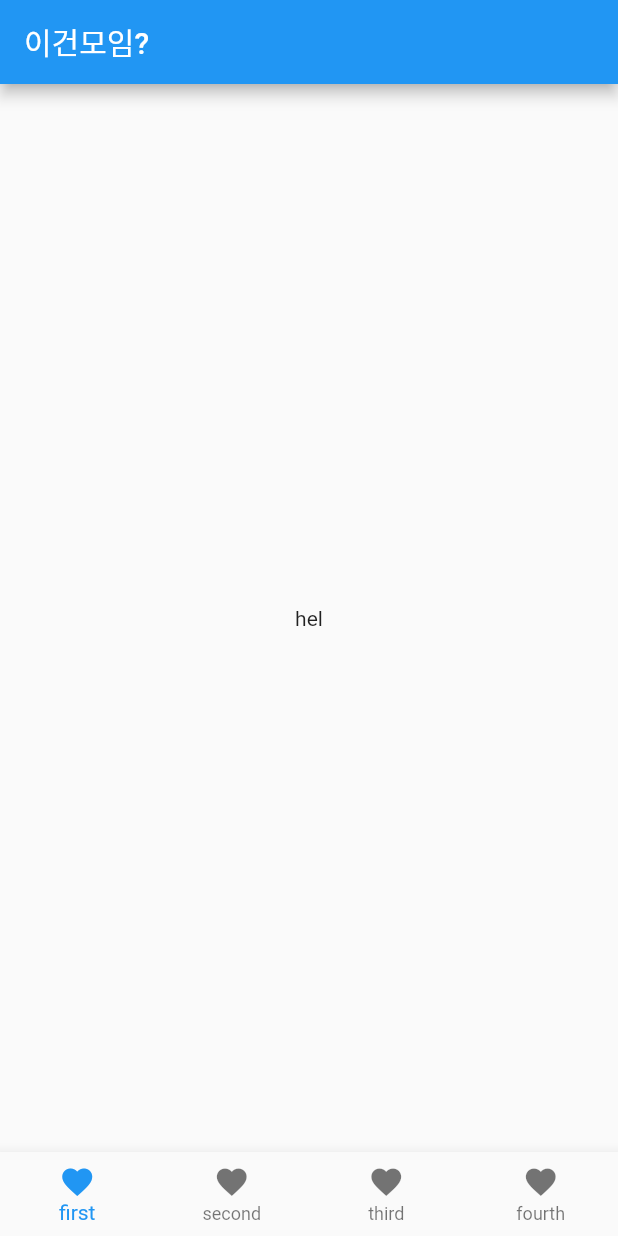
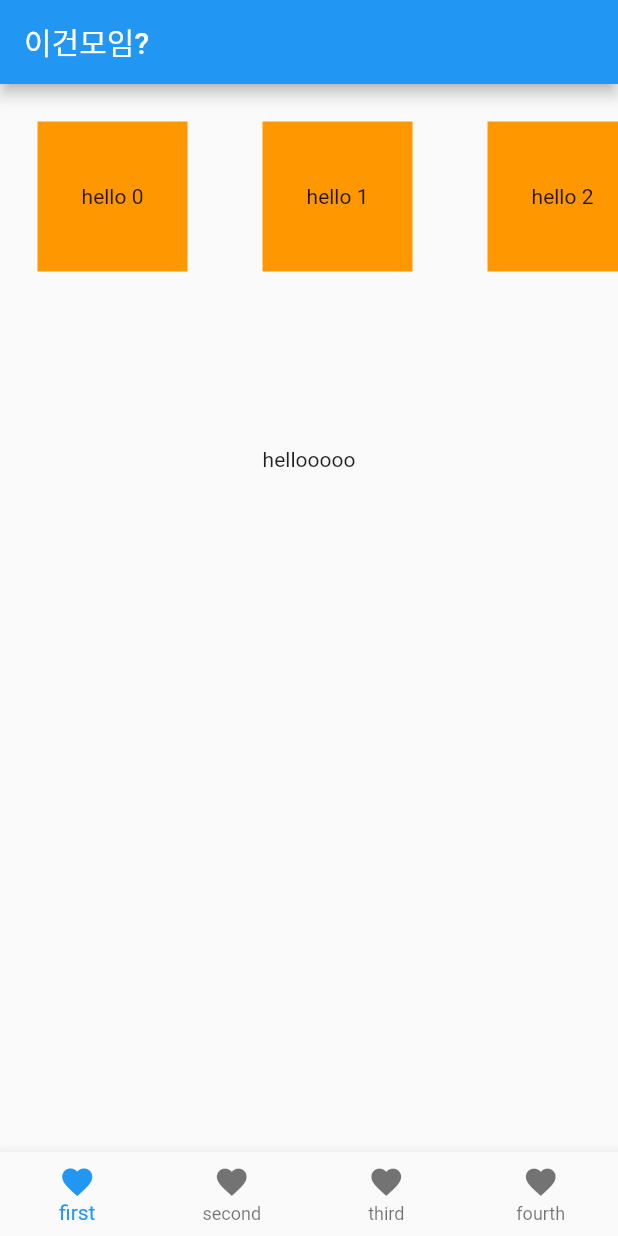
Before and after one commit to LiiNen/LiiNen-Flutter-Source, a Flutter app: the screen it shows after launch, after a tap on "cannot go back", on a phone screen of 412 x 824 dp. Run offline on Flutter 3.47's test engine with Material 2 defaults, Android fonts, the phone set to English and light mode, and no system bars; our stand-ins replace flutter_swiper, fluttertoast.

Commit message:
Add horizontal scrolling view

```diff
--- a/lib/navView/navItemView1.dart
+++ b/lib/navView/navItemView1.dart
@@ -1,6 +1,4 @@
 import 'package:flutter/material.dart';
-
-void main() => runApp(NavItemView1());
 
 class NavItemView1 extends StatefulWidget {
   @override
@@ -8,13 +6,57 @@ class NavItemView1 extends StatefulWidget {
 }
 
 class _NavItemView1 extends State<NavItemView1> {
-  int _selectedIndex = 0;
+  @override
+  Widget build(BuildContext context) {
+    return Scaffold(
+      body: Column(
+        children: <Widget>[
+          HorizontalContainer(),
+          Container(
+            width: MediaQuery.of(context).size.width,
+            height: 200,
+            child: Center(
+              child: Text('hellooooo')
+            )
+          )
+        ],
+      )
+    );
+  }
+}
+
+final List<String> horList = List<String>.generate(20, (index) => 'hello $index');
+
+class HorizontalContainer extends StatelessWidget {
   @override
   Widget build(BuildContext context) {
     return Container(
-      child: Center(
-          child: Text('hel')
-      ),
+      height: 150,
+      // width: horList.length * 150,
+      child: new ListView.builder(
+        scrollDirection: Axis.horizontal,
+        itemCount: horList.length,
+        itemBuilder: (BuildContext context, int index) {
+          return HorizontalItem(horList[index]);
+        },
+      )
     );
   }
 }
+
+class HorizontalItem extends StatelessWidget {
+  HorizontalItem(this._text);
+  final String _text;
+  @override
+  Widget build(BuildContext context) {
+    return Container(
+      width: 100,
+      height: 100,
+      color: Colors.orange,
+      margin: EdgeInsets.all(25),
+      child: Center(
+        child: Text(_text)
+      )
+    );
+  }
+}
```
